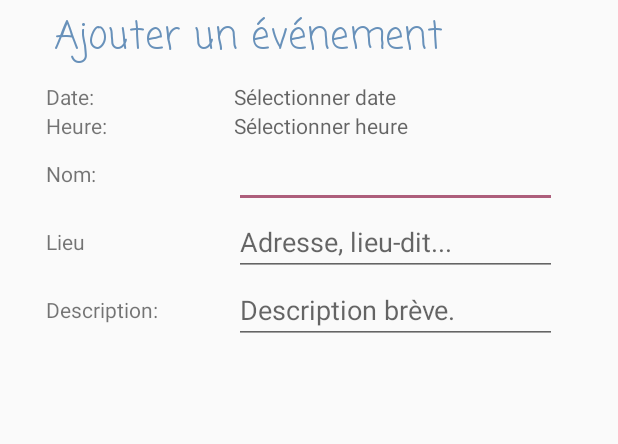
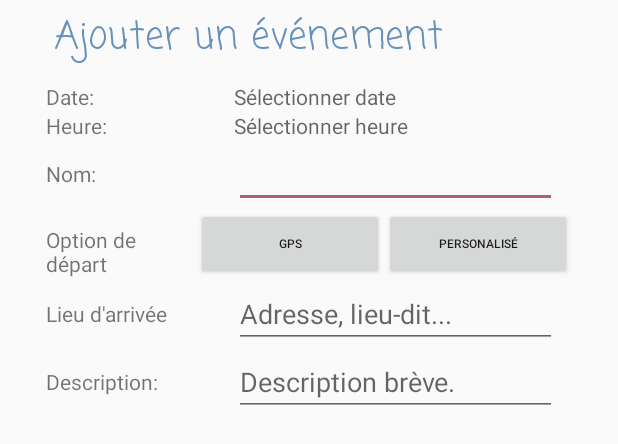
Before and after one commit to MJay6/ELIM_saved-by-the-bell, an Android app: the layout event_add_form.xml on its own in the app's theme, with its tools: preview values and no code run, on a phone screen of 412 x 824 dp. Shown: the top 444 px of the screen. Run offline under Robolectric (Android 15) with nearby library versions, the phone set to English and light mode, and no system bars.

Commit message:
Add options gps or custom departure

```diff
--- a/app/src/main/java/com/example/zaki_berouk/savedbythebell/DurationFetcher.java
+++ b/app/src/main/java/com/example/zaki_berouk/savedbythebell/DurationFetcher.java
@@ -27,8 +27,8 @@ public class DurationFetcher extends AsyncTask<String, Void, Long> {
     @Override
     protected Long doInBackground(String... params) {
         String urlString = "https://maps.googleapis.com/maps/api/directions/json?key=" + params[0];
-        urlString += "&origin=" + params[1];
-        urlString += "&destination=" + params[2].replace(" ", "+");
+        urlString += "&origin=" + params[1].trim().replace(" ", "+");
+        urlString += "&destination=" + params[2].trim().replace(" ", "+");
         urlString += "&departure_time=" + params[3];
 
         Log.d("DurationFetcher", "doInBackground: " + urlString);
--- a/app/src/main/res/layout/event_add_form.xml
+++ b/app/src/main/res/layout/event_add_form.xml
@@ -96,6 +96,57 @@
     <LinearLayout
         android:layout_width="match_parent"
         android:layout_height="wrap_content"
+        android:orientation="horizontal">
+
+        <TextView
+            android:layout_width="100dp"
+            android:layout_height="wrap_content"
+            android:text="Option de départ" />
+
+        <Button
+            android:id="@+id/gpsButton"
+            android:layout_width="wrap_content"
+            android:layout_height="wrap_content"
+            android:layout_weight="0.3"
+            android:text="GPS"
+            android:textSize="8sp" />
+
+        <Button
+            android:id="@+id/customLocationButton"
+            android:layout_width="wrap_content"
+            android:layout_height="wrap_content"
+            android:layout_weight="0.3"
+            android:text="Personalisé"
+            android:textSize="8sp" />
+
+    </LinearLayout>
+
+    <LinearLayout
+        android:id="@+id/customLocation"
+        android:layout_width="match_parent"
+        android:layout_height="wrap_content"
+        android:orientation="horizontal"
+        android:visibility="gone">
+
+        <TextView
+            android:layout_width="100dp"
+            android:layout_height="wrap_content"
+            android:text="Lieu de départ" />
+
+        <EditText
+            android:id="@+id/departureLocation"
+            android:layout_width="0dp"
+            android:layout_height="wrap_content"
+            android:layout_marginLeft="25dp"
+            android:layout_marginRight="10dp"
+            android:layout_weight=".3"
+            android:hint="Adresse, lieu-dit..."
+            android:text="" />
+    </LinearLayout>
+
+    <LinearLayout
+        android:layout_width="match_parent"
+        android:layout_height="wrap_content"
         android:gravity="center_vertical"
         android:orientation="horizontal">
 
@@ -103,7 +154,7 @@
             android:layout_width="100dp"
             android:layout_height="wrap_content"
             android:layout_weight="0.00"
-            android:text="Lieu" />
+            android:text="Lieu d'arrivée" />
 
         <EditText
             android:id="@+id/locationEvent"
```
Also changed, not shown: app/src/main/java/com/example/zaki_berouk/savedbythebell/MainActivity.java (+40 -6 lines).
